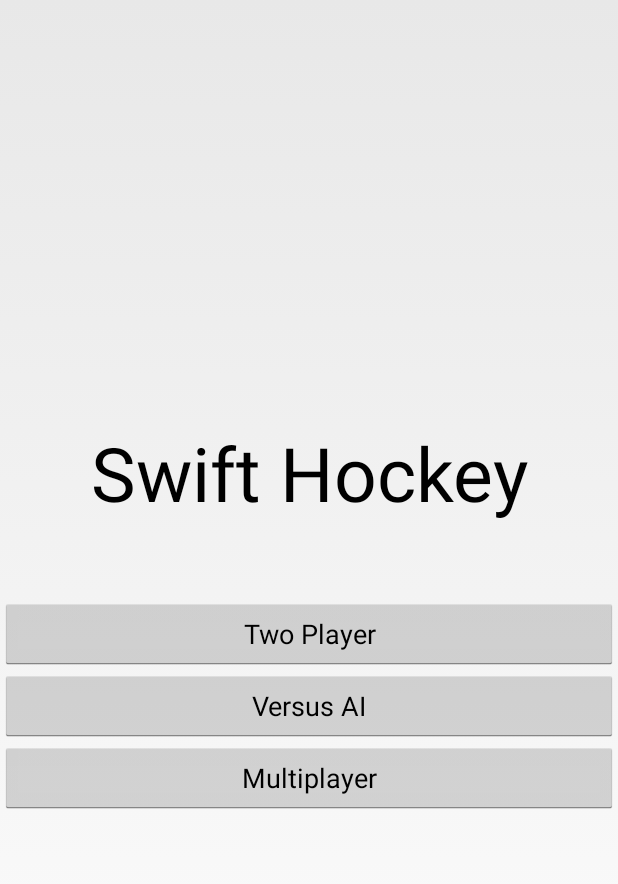
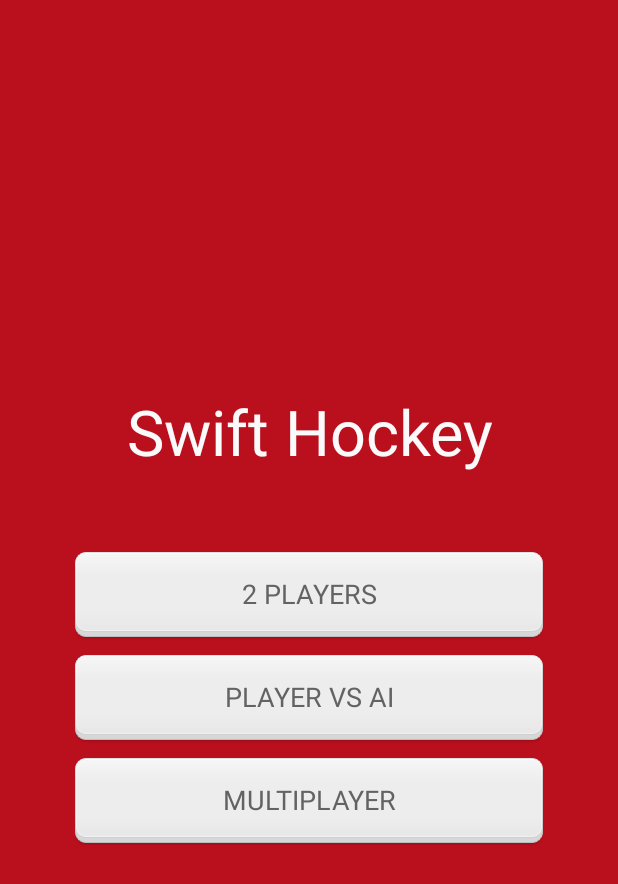
Before and after one commit to GilaGuy/Swift-Hockey, an Android app: the screen it shows after launch (MainActivity), on a phone screen of 412 x 824 dp. Shown: the top 884 px of the screen. Run offline under Robolectric (Android 15) with nearby library versions, the phone set to English and light mode, and no system bars.

Commit message:
much UI updates

```diff
--- /dev/null
+++ b/app/src/main/res/drawable-hdpi/chunkybutton.xml
@@ -0,0 +1,6 @@
+<?xml version="1.0" encoding="utf-8"?>
+<selector xmlns:android="http://schemas.android.com/apk/res/android">
+    <item android:drawable="@drawable/chunkybutton_pressed"
+          android:state_pressed="true" />
+    <item android:drawable="@drawable/chunkybutton_default" />
+</selector>
--- a/app/src/main/res/layout/activity_main.xml
+++ b/app/src/main/res/layout/activity_main.xml
@@ -2,9 +2,10 @@
     xmlns:tools="http://schemas.android.com/tools"
     android:layout_width="match_parent"
     android:layout_height="match_parent"
+    android:gravity="center"
     tools:context=".MainActivity"
-    android:gravity="center">
-
+    android:background="@color/color_bg"
+    android:padding="50dip">
 
     <TextView
         android:layout_width="wrap_content"
@@ -12,49 +13,59 @@
         android:textAppearance="?android:attr/textAppearanceLarge"
         android:text="@string/app_name"
         android:id="@+id/title"
-        android:textSize="50sp"
+        android:textSize="42sp"
         android:gravity="center"
         android:layout_alignParentTop="true"
         android:layout_alignParentLeft="true"
         android:layout_alignParentStart="true"
         android:layout_alignParentRight="true"
         android:layout_alignParentEnd="true"
-        android:layout_marginBottom="50dip" />
+        android:layout_marginBottom="42dip"
+        android:textColor="@color/txt_color_title" />
 
     <Button
         android:layout_width="wrap_content"
         android:layout_height="wrap_content"
-        android:text="Two Player"
+        android:text="2 PLAYERS"
         android:id="@+id/btn_gamemode_twoPlayer"
         android:onClick="onClickGameMode"
         android:layout_below="@+id/title"
         android:layout_alignParentLeft="true"
         android:layout_alignParentStart="true"
         android:layout_alignParentRight="true"
-        android:layout_alignParentEnd="true" />
+        android:layout_alignParentEnd="true"
+        android:textColor="@color/txt_color_btn"
+        android:background="@drawable/chunkybutton"
+        android:layout_marginTop="10dip" />
 
     <Button
         android:layout_width="wrap_content"
         android:layout_height="wrap_content"
-        android:text="Versus AI"
+        android:text="PLAYER VS AI"
         android:id="@+id/btn_gamemode_AI"
         android:onClick="onClickGameMode"
         android:layout_below="@+id/btn_gamemode_twoPlayer"
         android:layout_alignParentRight="true"
         android:layout_alignParentEnd="true"
         android:layout_alignParentLeft="true"
-        android:layout_alignParentStart="true" />
+        android:layout_alignParentStart="true"
+        android:textColor="@color/txt_color_btn"
+        android:background="@drawable/chunkybutton"
+        android:layout_marginTop="10dip" />
 
     <Button
         android:layout_width="wrap_content"
         android:layout_height="wrap_content"
-        android:text="Multiplayer"
+        android:text="MULTIPLAYER"
         android:id="@+id/btn_gamemode_multiPlayer"
         android:onClick="onClickGameMode"
         android:layout_below="@+id/btn_gamemode_AI"
         android:layout_alignParentRight="true"
         android:layout_alignParentEnd="true"
         android:layout_alignParentLeft="true"
-        android:layout_alignParentStart="true" />
+        android:layout_alignParentStart="true"
+        android:textColor="@color/txt_color_btn"
+        android:background="@drawable/chunkybutton"
+        android:layout_marginTop="10dip" />
 
 </RelativeLayout>
--- /dev/null
+++ b/app/src/main/res/values/colors.xml
@@ -0,0 +1,6 @@
+<?xml version="1.0" encoding="utf-8"?>
+<resources>
+    <color name="txt_color_title">#fffafafa</color>
+    <color name="txt_color_btn">#ff636363</color>
+    <color name="color_bg">#ffba0f1d</color>
+</resources>
```
Also changed, not shown: app/src/main/res/drawable-hdpi/chunkybutton_default.9.png (added), app/src/main/res/drawable-hdpi/chunkybutton_pressed.9.png (added).
